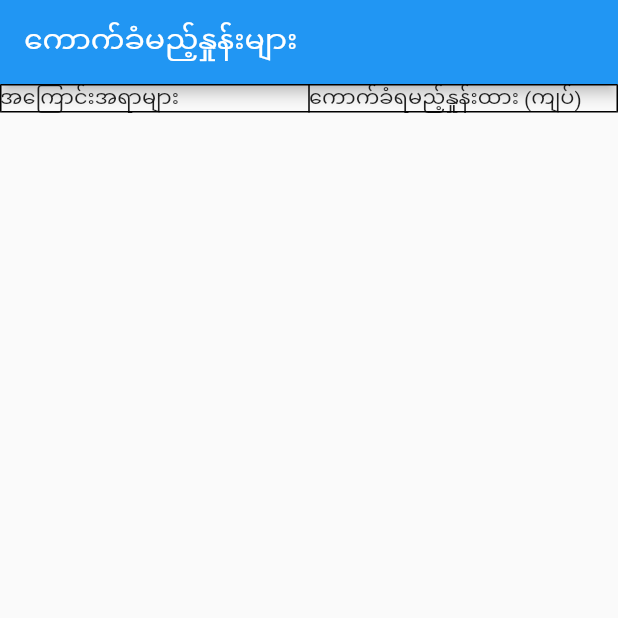
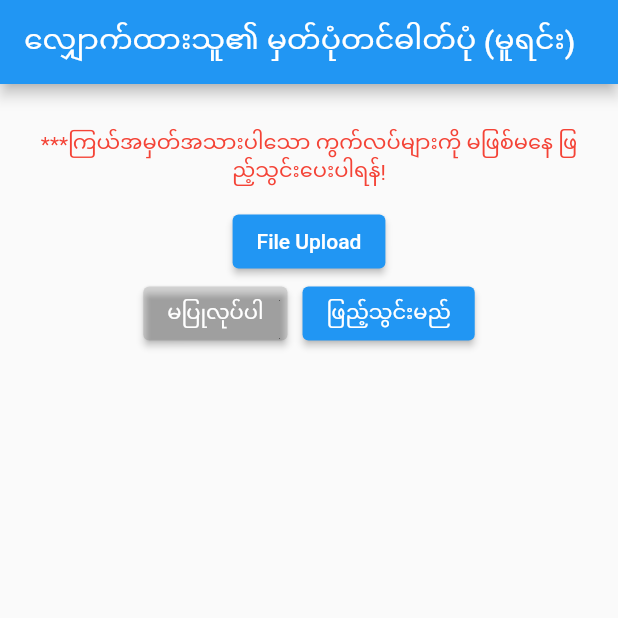
Before and after one commit to mayzinmoe123/eform_for_android, a Flutter app: the screen it shows after launch, on a phone screen of 412 x 824 dp, the top half of it. Run offline on Flutter 3.47's test engine with Material 2 defaults, Android fonts, the phone set to English and light mode, and no system bars; our stand-ins replace file_picker, open_file.

Commit message:
UI Update

```diff
--- /dev/null
+++ b/lib/Pages/ApplicationFormNRC.dart
@@ -0,0 +1,120 @@
+import 'dart:io';
+
+import 'package:flutter/material.dart';
+import 'package:flutter/src/foundation/key.dart';
+import 'package:flutter/src/widgets/framework.dart';
+
+// import 'dart:html';
+
+import 'package:file_picker/file_picker.dart';
+import 'package:open_file/open_file.dart';
+// import 'package:open_file/open_file.dart';
+
+class ApplicationFormNRC extends StatefulWidget {
+  const ApplicationFormNRC({Key? key}) : super(key: key);
+
+  @override
+  State<ApplicationFormNRC> createState() => _ApplicationFormNRCState();
+}
+
+class _ApplicationFormNRCState extends State<ApplicationFormNRC> {
+  PlatformFile? file;
+  FilePickerResult? result;
+  @override
+  Widget build(BuildContext context) {
+    return Scaffold(
+      appBar: AppBar(
+        title: Text("လျှောက်ထားသူ၏ မှတ်ပုံတင်ဓါတ်ပုံ (မူရင်း)"),
+      ),
+      body: SingleChildScrollView(
+        child: Container(
+          margin: EdgeInsets.symmetric(horizontal: 20, vertical: 15),
+          child: Form(
+            child: Column(
+              children: [
+                SizedBox(
+                  height: 15,
+                ),
+                Text(
+                  "***ကြယ်အမှတ်အသားပါသော ကွက်လပ်များကို မဖြစ်မနေ ဖြည့်သွင်းပေးပါရန်!",
+                  style: TextStyle(
+                    color: Colors.red,
+                  ),
+                  textAlign: TextAlign.center,
+                ),
+                SizedBox(
+                  height: 13,
+                ),
+                Column(
+                  children: [
+                    ElevatedButton(
+                      onPressed: () {
+                        _openFileExplorer();
+                      },
+                      child: Text("File Upload"),
+                    ),
+                    (file?.path == null)
+                        ? Container()
+                        : Image.file(
+                            File(file!.path.toString()),
+                            width: 100,
+                            height: 100,
+                          )
+                  ],
+                ),
+                Row(
+                  mainAxisAlignment: MainAxisAlignment.center,
+                  children: [
+                    ElevatedButton(
+                        onPressed: () {},
+                        style:
+                            ElevatedButton.styleFrom(primary: Colors.black12),
+                        child: Text("မပြုလုပ်ပါ")),
+                    SizedBox(
+                      width: 10,
+                    ),
+                    ElevatedButton(
+                        onPressed: () {}, child: Text("ဖြည့်သွင်းမည်")),
+                  ],
+                )
+              ],
+            ),
+          ),
+        ),
+      ),
+    );
+  }
+
+  Widget _getForm(name, [hintTxt]) {
+    return Container(
+      margin: EdgeInsets.symmetric(horizontal: 6, vertical: 10),
+      child: TextFormField(
+        decoration: InputDecoration(
+          border: OutlineInputBorder(),
+          labelText: name,
+          helperText: hintTxt,
+          helperStyle: TextStyle(color: Colors.red),
+        ),
+      ),
+    );
+  }
+
+  void _openFileExplorer() async {
+    result = await FilePicker.platform.pickFiles(
+      type: FileType.custom,
+      allowedExtensions: ['jpg', 'png', 'pdf', 'jpeg'],
+    );
+    if (result == null) return;
+
+    // Do something with the file
+
+    file = result!.files.first;
+
+    // viewfile(file);
+    setState(() {});
+  }
+
+  void viewfile(PlatformFile file) {
+    OpenFile.open(file.path);
+  }
+}
--- a/lib/Pages/RulesAndRegulation.dart
+++ b/lib/Pages/RulesAndRegulation.dart
@@ -1,4 +1,4 @@
-import 'dart:html';
+// import 'dart:html';
 
 import 'package:flutter/material.dart';
 import 'package:flutter/src/foundation/key.dart';
--- a/lib/main.dart
+++ b/lib/main.dart
@@ -1,16 +1,20 @@
 import 'package:flutter/material.dart';
-import 'package:flutter_application_1/Pages/Money.dart';
-import 'package:flutter_application_1/Pages/Promise.dart';
-import 'package:flutter_application_1/Pages/RulesAndRegulation.dart';
+// import 'package:flutter_application_1/Pages/ApplicationFormNRC.dart';
+// import 'package:flutter_application_1/Pages/Money.dart';
+// import 'package:flutter_application_1/Pages/Promise.dart';
+// import 'package:flutter_application_1/Pages/RulesAndRegulation.dart';
 // import 'package:flutter_application_1/Pages/MeterApplyChoice.dart';
 
 //Pages
+// import 'dart:html';
 import './Pages/Login.dart';
 import './Pages/DivisionChoice.dart';
 import './Pages/MeterApplyChoice.dart';
 import './Pages/RulesAndRegulation.dart';
 import './Pages/Promise.dart';
 import './Pages/Money.dart';
+import './Pages/ApplicationForm.dart';
+import './Pages/ApplicationFormNRC.dart';
 
 void main() {
   runApp(const MyApp());
@@ -30,7 +34,9 @@ class MyApp extends StatelessWidget {
         '/meterApply': (context) => MeterApplyChoice(),
         '/Rules': (context) => RulesAndRegulations(),
         '/Promise': (context) => Promise(),
-        '/': (context) => Money(),
+        '/Money': (context) => Money(),
+        '/ApplicationForm': (context) => ApplicationForm(),
+        '/': (context) => ApplicationFormNRC(),
       },
     );
   }
--- a/pubspec.yaml
+++ b/pubspec.yaml
@@ -29,11 +29,14 @@ environment:
 dependencies:
   flutter:
     sdk: flutter
-
+  file_picker: ^5.0.1
+  open_file: ^2.1.1
+  http: ^0.13.4
 
   # The following adds the Cupertino Icons font to your application.
   # Use with the CupertinoIcons class for iOS style icons.
   cupertino_icons: ^1.0.2
+
 
 dev_dependencies:
   flutter_test:
```
Also changed, not shown: lib/Pages/ApplicationForm.dart (added, +97 -0 lines), lib/Pages/Money.dart (+75 -9 lines), pubspec.lock.
